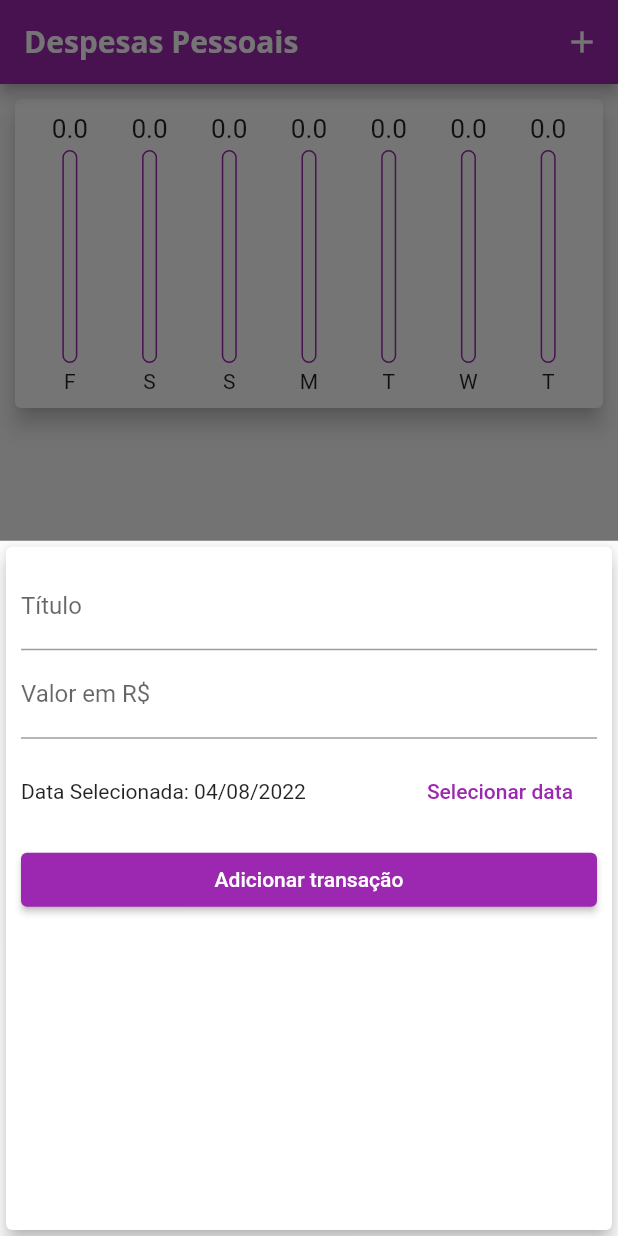
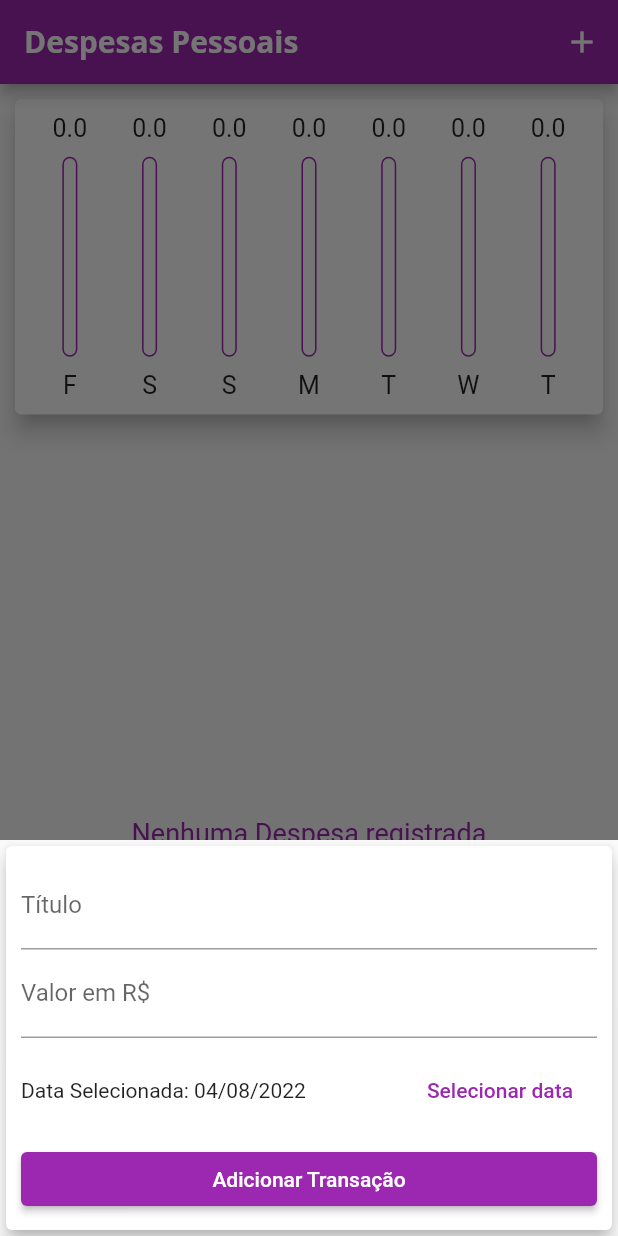
Before and after one commit to JacksonMonteiro/flutter_expenses_app, a Flutter app: the screen it shows after launch, after a tap on the "add" icon, on a phone screen of 412 x 824 dp. Run offline on Flutter 3.47's test engine with Material 2 defaults, Android fonts, the phone set to English and light mode, and no system bars.

Commit message:
responsiveness and adptivity

```diff
--- /dev/null
+++ b/lib/components/adaptative_button.dart
@@ -0,0 +1,32 @@
+import 'dart:io';
+import 'package:intl/intl.dart';
+import 'package:flutter/cupertino.dart';
+import 'package:flutter/material.dart';
+
+class AdaptativeButton extends StatelessWidget {
+  final String label;
+  final void Function() onPressed;
+
+  const AdaptativeButton({
+    Key? key,
+    required this.label,
+    required this.onPressed,
+  }) : super(key: key);
+
+  @override
+  Widget build(BuildContext context) {
+    return Platform.isIOS
+        ? CupertinoButton(
+            onPressed: onPressed,
+            color: Theme.of(context).primaryColor,
+            child: Text(label))
+        : ElevatedButton(
+            onPressed: onPressed,
+            style: ButtonStyle(
+              backgroundColor: MaterialStateProperty.all(
+                Colors.purple,
+              ),
+            ),
+            child: Text(label));
+  }
+}
--- /dev/null
+++ b/lib/components/adaptative_date_picker.dart
@@ -0,0 +1,70 @@
+import 'dart:io';
+
+import 'package:flutter/cupertino.dart';
+import 'package:flutter/material.dart';
+import 'package:intl/intl.dart';
+
+class AdaptativeDatePicker extends StatelessWidget {
+  final DateTime selectedDate;
+  final Function(DateTime) onDateChanged;
+
+  const AdaptativeDatePicker({
+    Key? key,
+    required this.selectedDate,
+    required this.onDateChanged,
+  }) : super(key: key);
+
+  _showDatePicker(BuildContext context) {
+    showDatePicker(
+      context: context,
+      initialDate: DateTime.now(),
+      firstDate: DateTime(2020),
+      lastDate: DateTime.now(),
+    ).then((pickedDate) {
+      if (pickedDate == null) {
+        return;
+      }
+
+      onDateChanged(pickedDate);
+    });
+  }
+
+  @override
+  Widget build(BuildContext context) {
+    return Platform.isIOS
+        ? SizedBox(
+            height: 180,
+            child: CupertinoDatePicker(
+              onDateTimeChanged: onDateChanged,
+              mode: CupertinoDatePickerMode.date,
+              initialDateTime: DateTime.now(),
+              minimumDate: DateTime(2020),
+              maximumDate: DateTime.now(),
+            ),
+          )
+        : SizedBox(
+            height: 70,
+            child: Row(children: [
+              Expanded(
+                child: Text(
+                  'Data Selecionada: ${DateFormat('dd/MM/y').format(selectedDate)}',
+                ),
+              ),
+              Container(
+                margin: const EdgeInsets.only(left: 10),
+                child: ElevatedButton(
+                  onPressed: () => _showDatePicker(context),
+                  style: ButtonStyle(
+                      elevation: MaterialStateProperty.all(0),
+                      backgroundColor: MaterialStateProperty.all(Colors.white)),
+                  child: Text(
+                    'Selecionar data',
+                    style:
+                        TextStyle(color: Theme.of(context).colorScheme.primary),
+                  ),
+                ),
+              )
+            ]),
+          );
+  }
+}
--- /dev/null
+++ b/lib/components/adaptative_text_field.dart
@@ -0,0 +1,49 @@
+import 'dart:io';
+
+import 'package:flutter/cupertino.dart';
+import 'package:flutter/material.dart';
+
+class AdaptativeTextField extends StatelessWidget {
+  final String label;
+  final TextEditingController controller;
+  final TextInputType? keyboardType;
+  final Function(String)? onSubmitted;
+  final TextInputAction? action;
+
+  const AdaptativeTextField({
+    Key? key,
+    required this.label,
+    required this.controller,
+    this.keyboardType,
+    this.onSubmitted,
+    this.action,
+  }) : super(key: key);
+
+  @override
+  Widget build(BuildContext context) {
+    return Platform.isIOS
+        ? Padding(
+            padding: const EdgeInsets.only(bottom: 10),
+            child: CupertinoTextField(
+              controller: controller,
+              keyboardType: keyboardType,
+              textInputAction: action,
+              onSubmitted: onSubmitted,
+              placeholder: label,
+              padding: const EdgeInsets.symmetric(
+                horizontal: 6,
+                vertical: 12,
+              ),
+            ),
+          )
+        : TextField(
+            controller: controller,
+            keyboardType: keyboardType,
+            textInputAction: action,
+            onSubmitted: onSubmitted,
+            decoration: InputDecoration(
+              labelText: label,
+            ),
+          );
+  }
+}
--- a/lib/components/chart.dart
+++ b/lib/components/chart.dart
@@ -45,7 +45,6 @@ class Chart extends StatelessWidget {
       elevation: 6,
       margin: const EdgeInsets.all(10),
       child: Container(
-        height: MediaQuery.of(context).size.height * 0.25,
         padding: const EdgeInsets.all(10.0),
         child: Row(
           mainAxisAlignment: MainAxisAlignment.spaceAround,
--- a/lib/components/chart_bar.dart
+++ b/lib/components/chart_bar.dart
@@ -14,18 +14,18 @@ class ChartBar extends StatelessWidget {
 
   @override
   Widget build(BuildContext context) {
+    return LayoutBuilder(builder: (context, constraints) {
       return Column(
         children: [
           SizedBox(
-          height: 20,
+            height: constraints.maxHeight * 0.1,
             child: FittedBox(child: Text(value.toString())),
           ),
-        const SizedBox(
-          height: 4,
+          SizedBox(
+            height: constraints.maxHeight * 0.05,
           ),
-        Expanded(
-          child: SizedBox(
-            height: 60,
+          SizedBox(
+            height: constraints.maxHeight * 0.7,
             width: 10,
             child: Stack(
               alignment: Alignment.bottomCenter,
@@ -52,12 +52,15 @@ class ChartBar extends StatelessWidget {
               ],
             ),
           ),
+          SizedBox(
+            height: constraints.maxHeight * 0.05,
           ),
-        const SizedBox(
-          height: 4,
+          SizedBox(
+            height: constraints.maxHeight * 0.1,
+            child: FittedBox(child: Text(label)),
           ),
-        Text(label),
         ],
       );
+    });
   }
 }
--- a/lib/components/transaction_form.dart
+++ b/lib/components/transaction_form.dart
@@ -1,5 +1,7 @@
+import 'package:expenses/components/adaptative_button.dart';
+import 'package:expenses/components/adaptative_date_picker.dart';
+import 'package:expenses/components/adaptative_text_field.dart';
 import 'package:flutter/material.dart';
-import 'package:intl/intl.dart';
 
 class TransactionForm extends StatefulWidget {
   final void Function(String, double, DateTime) onSubmit;
@@ -32,85 +34,50 @@ class _TransactionFormState extends State<TransactionForm> {
     _valueController.text = '';
   }
 
-  _showDatePicker() {
-    showDatePicker(
-      context: context,
-      initialDate: DateTime.now(),
-      firstDate: DateTime(2020),
-      lastDate: DateTime.now(),
-    ).then((pickedDate) {
-      if (pickedDate == null) {
-        return;
-      }
-
-      setState(() {
-        _selectedDate = pickedDate;
-      });
-    });
-  }
-
   @override
   Widget build(BuildContext context) {
-    return Card(
+    return SingleChildScrollView(
+      child: Card(
         elevation: 5,
         child: Padding(
-        padding: const EdgeInsets.all(10.0),
+          padding: EdgeInsets.only(
+            top: 10.0,
+            left: 10.0,
+            right: 10.0,
+            bottom: 10.0 + MediaQuery.of(context).viewInsets.bottom,
+          ),
           child: Column(
             children: [
-            TextField(
+              AdaptativeTextField(
                 controller: _titleController,
-              textInputAction: TextInputAction.next,
-              decoration: const InputDecoration(labelText: 'Título'),
+                label: 'Título',
+                action: TextInputAction.next,
               ),
-            TextField(
+              AdaptativeTextField(
+                label: 'Valor em R\$',
                 controller: _valueController,
                 onSubmitted: (_) => _submitForm(),
                 keyboardType:
                     const TextInputType.numberWithOptions(decimal: true),
-              decoration: const InputDecoration(labelText: 'Valor em R\$'),
               ),
-            SizedBox(
-              height: 70,
-              child: Row(children: [
-                Expanded(
-                  child: Text(
-                    'Data Selecionada: ${DateFormat('dd/MM/y').format(_selectedDate)}',
-                  ),
-                ),
-                Container(
-                  margin: const EdgeInsets.only(left: 10),
-                  child: ElevatedButton(
-                    onPressed: _showDatePicker,
-                    style: ButtonStyle(
-                        elevation: MaterialStateProperty.all(0),
-                        backgroundColor:
-                            MaterialStateProperty.all(Colors.white)),
-                    child: Text(
-                      'Selecionar data',
-                      style: TextStyle(
-                          color: Theme.of(context).colorScheme.primary),
-                    ),
-                  ),
-                )
-              ]),
-            ),
+              AdaptativeDatePicker(
+                  selectedDate: _selectedDate,
+                  onDateChanged: (newDate) {
+                    setState(() {
+                      _selectedDate = newDate;
+                    });
+                  }),
               SizedBox(
                 width: MediaQuery.of(context).size.width,
-              child: ElevatedButton(
-                style: ButtonStyle(
-                  backgroundColor: MaterialStateProperty.all(
-                    Colors.purple,
-                  ),
-                ),
+                child: AdaptativeButton(
+                  label: 'Adicionar Transação',
                   onPressed: _submitForm,
-                child: const Text(
-                  'Adicionar transação',
-                ),
                 ),
               )
             ],
           ),
         ),
+      ),
     );
   }
 }
--- a/lib/components/transaction_list.dart
+++ b/lib/components/transaction_list.dart
@@ -16,17 +16,14 @@ class TransactionList extends StatelessWidget {
 
   @override
   Widget build(BuildContext context) {
-    return SizedBox(
-      height: MediaQuery.of(context).size.height * 0.65,
-      child: (transactions.isNotEmpty)
+    return (transactions.isNotEmpty)
         ? ListView.builder(
             itemCount: transactions.length,
             itemBuilder: (context, index) {
               final tr = transactions[index];
               return Card(
                 elevation: 3,
-                  margin:
-                      const EdgeInsets.symmetric(vertical: 8, horizontal: 10),
+                margin: const EdgeInsets.symmetric(vertical: 8, horizontal: 10),
                 child: ListTile(
                   leading: Padding(
                     padding: const EdgeInsets.all(6),
@@ -47,7 +44,26 @@ class TransactionList extends StatelessWidget {
                   subtitle: Text(
                     DateFormat('dd/MM/y').format(tr.date),
                   ),
-                    trailing: IconButton(
+                  trailing: MediaQuery.of(context).size.width > 400
+                      ? ElevatedButton.icon(
+                          onPressed: () => onRemove(tr.id),
+                          icon: Icon(
+                            Icons.delete,
+                            color: Theme.of(context).errorColor,
+                          ),
+                          label: Text(
+                            'Excluir',
+                            style: TextStyle(
+                              color: Theme.of(context).errorColor,
+                            ),
+                          ),
+                          style: ButtonStyle(
+                              elevation: MaterialStateProperty.all(0),
+                              backgroundColor: MaterialStateProperty.all(
+                                Colors.white,
+                              )),
+                        )
+                      : IconButton(
                           onPressed: () => onRemove(tr.id),
                           color: Theme.of(context).errorColor,
                           icon: const Icon(Icons.delete),
@@ -61,7 +77,6 @@ class TransactionList extends StatelessWidget {
               'Nenhuma Despesa registrada',
               style: TextStyle(color: Colors.purple, fontSize: 18),
             ),
-            ),
           );
   }
 }
--- a/lib/main.dart
+++ b/lib/main.dart
@@ -1,8 +1,10 @@
+import 'dart:io';
 import 'dart:math';
 import 'package:expenses/components/chart.dart';
 import 'package:expenses/components/transaction_form.dart';
 import 'package:expenses/components/transaction_list.dart';
 import 'package:expenses/models/transaction.dart';
+import 'package:flutter/cupertino.dart';
 import 'package:flutter/material.dart';
 
 void main() {
@@ -57,6 +59,8 @@ class MyHomePage extends StatefulWidget {
 }
 
 class _MyHomePageState extends State<MyHomePage> {
+  bool _showChart = false;
+
   final List<Transcation> _transactions = [];
 
   List<Transcation> get _recentTransactions {
@@ -92,37 +96,93 @@ class _MyHomePageState extends State<MyHomePage> {
     });
   }
 
+  _getIconButton(IconData icon, Function() fn) {
+    return Platform.isIOS
+        ? GestureDetector(
+            onTap: fn,
+            child: Icon(icon),
+          )
+        : IconButton(onPressed: fn, icon: Icon(icon));
+  }
+
   @override
   Widget build(BuildContext context) {
-    return Scaffold(
-      appBar: AppBar(
-        title: const Text('Despesas Pessoais'),
-        actions: [
-          IconButton(
-            onPressed: () => _openTransactionModal(context),
-            icon: const Icon(Icons.add),
-          ),
-        ],
+    final mQuery = MediaQuery.of(context);
+
+    bool isLandscape = mQuery.orientation == Orientation.landscape;
+
+    final actions = [
+      if (isLandscape)
+        _getIconButton(
+          _showChart
+              ? (Platform.isIOS ? CupertinoIcons.list_bullet : Icons.list)
+              : (Platform.isIOS
+                  ? CupertinoIcons.chart_pie_fill
+                  : Icons.pie_chart),
+          () {
+            setState(() {
+              _showChart = !_showChart;
+            });
+          },
+        ),
+      _getIconButton(
+        Platform.isIOS ? CupertinoIcons.add : Icons.add,
+        () => _openTransactionModal(context),
       ),
-      body: SingleChildScrollView(
+    ];
+
+    final appBar = AppBar(
+      title: const Text('Despesas Pessoais'),
+      actions: [...actions],
+    );
+
+    final availableHeight =
+        mQuery.size.height - appBar.preferredSize.height - mQuery.padding.top;
+
+    final bodyPage = SafeArea(
+      child: SingleChildScrollView(
         child: SizedBox(
-          width: MediaQuery.of(context).size.width,
-          height: MediaQuery.of(context).size.height,
           child: Column(
             crossAxisAlignment: CrossAxisAlignment.stretch,
             children: [
-              Chart(recentTransactions: _recentTransactions),
-              TransactionList(
-                  transactions: _transactions, onRemove: _deleteTransaction),
+              if (_showChart || !isLandscape)
+                SizedBox(
+                    height: availableHeight * (isLandscape ? 0.75 : 0.3),
+                    child: Chart(recentTransactions: _recentTransactions)),
+              if (!_showChart || !isLandscape)
+                SizedBox(
+                  height: availableHeight * 0.7,
+                  child: TransactionList(
+                      transactions: _transactions,
+                      onRemove: _deleteTransaction),
+                ),
             ],
           ),
         ),
       ),
-      floatingActionButton: FloatingActionButton(
-        onPressed: () => _openTransactionModal(context),
-        child: const Icon(Icons.add),
-      ),
-      floatingActionButtonLocation: FloatingActionButtonLocation.centerFloat,
     );
+
+    return Platform.isIOS
+        ? CupertinoPageScaffold(
+            navigationBar: CupertinoNavigationBar(
+              middle: const Text('Despesas pessoais'),
+              trailing: Row(
+                mainAxisSize: MainAxisSize.min,
+                children: [...actions],
+              ),
+            ),
+            child: bodyPage)
+        : Scaffold(
+            appBar: appBar,
+            body: bodyPage,
+            floatingActionButton: Platform.isIOS
+                ? Container()
+                : FloatingActionButton(
+                    onPressed: () => _openTransactionModal(context),
+                    child: const Icon(Icons.add),
+                  ),
+            floatingActionButtonLocation:
+                FloatingActionButtonLocation.centerFloat,
+          );
   }
 }
```
Lines whose indentation alone changed are shown as unchanged.
